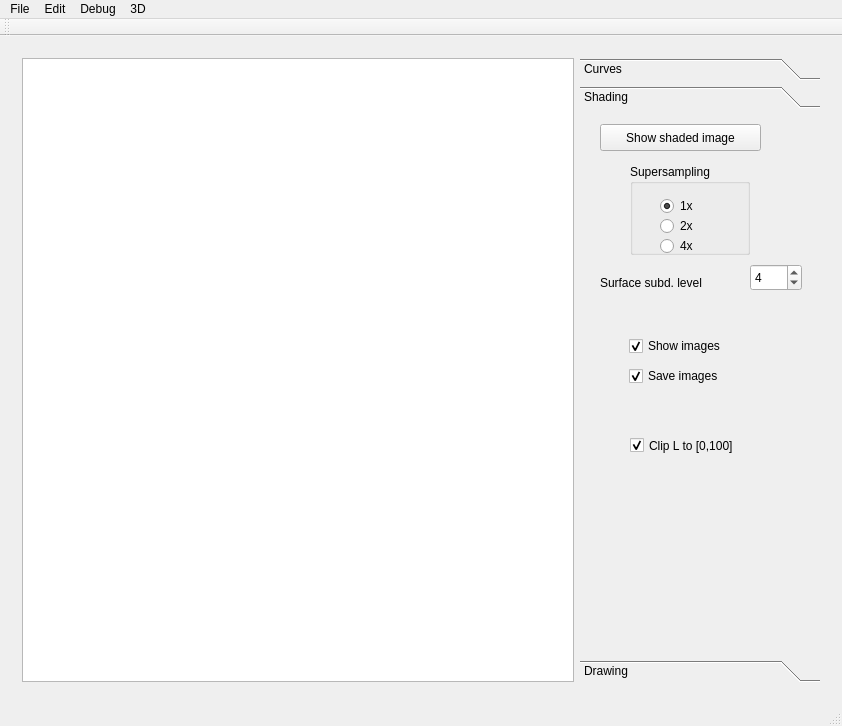
Qt form mainwindow.ui (ftasse/ShadingCurves) before a commit.
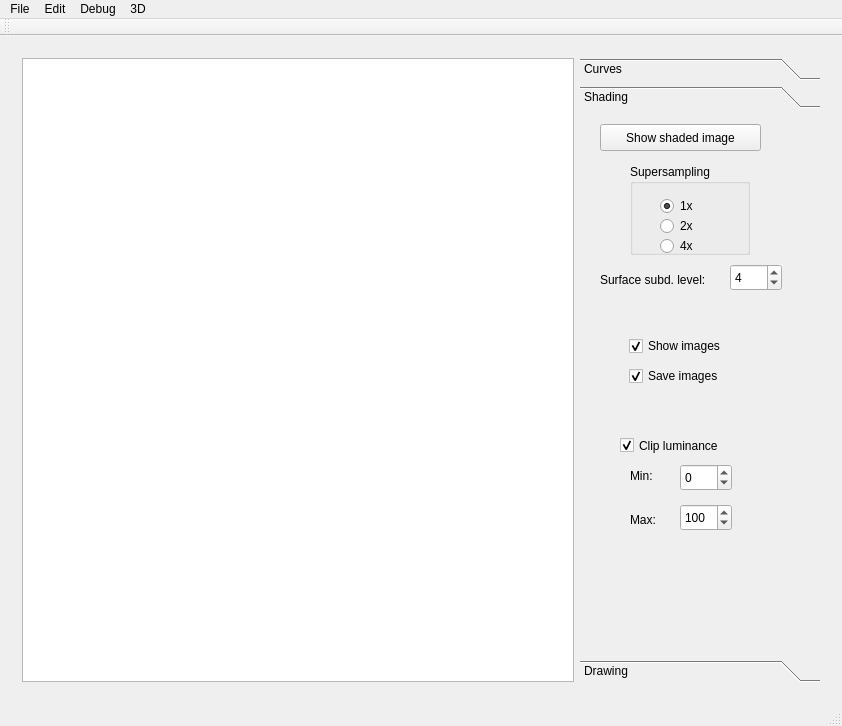
The same form after that commit. Custom widgets are drawn as their Qt base class.

Commit message: Luminance clipping controls

```diff
--- a/mainwindow.ui
+++ b/mainwindow.ui
@@ -445,7 +445,7 @@
           <widget class="QSpinBox" name="spinBoxSubd">
            <property name="geometry">
             <rect>
-             <x>170</x>
+             <x>150</x>
              <y>150</y>
              <width>52</width>
              <height>27</height>
@@ -462,31 +462,89 @@
            <property name="geometry">
             <rect>
              <x>20</x>
-             <y>160</y>
+             <y>150</y>
              <width>131</width>
-             <height>17</height>
+             <height>31</height>
             </rect>
            </property>
            <property name="text">
-            <string>Surface subd. level</string>
+            <string>Surface subd. level:</string>
            </property>
           </widget>
           <widget class="QCheckBox" name="clipping">
            <property name="geometry">
             <rect>
-             <x>50</x>
+             <x>40</x>
              <y>320</y>
-             <width>141</width>
+             <width>131</width>
              <height>23</height>
             </rect>
            </property>
            <property name="text">
-            <string>Clip L to [0,100]</string>
+            <string>Clip luminance</string>
            </property>
            <property name="checked">
             <bool>true</bool>
            </property>
           </widget>
+          <widget class="QSpinBox" name="clipMin">
+           <property name="geometry">
+            <rect>
+             <x>100</x>
+             <y>350</y>
+             <width>52</width>
+             <height>27</height>
+            </rect>
+           </property>
+           <property name="minimum">
+            <number>-100</number>
+           </property>
+           <property name="maximum">
+            <number>100</number>
+           </property>
+          </widget>
+          <widget class="QLabel" name="label_8">
+           <property name="geometry">
+            <rect>
+             <x>50</x>
+             <y>346</y>
+             <width>41</width>
+             <height>31</height>
+            </rect>
+           </property>
+           <property name="text">
+            <string>Min:</string>
+           </property>
+          </widget>
+          <widget class="QLabel" name="label_9">
+           <property name="geometry">
+            <rect>
+             <x>50</x>
+             <y>390</y>
+             <width>41</width>
+             <height>31</height>
+            </rect>
+           </property>
+           <property name="text">
+            <string>Max:</string>
+           </property>
+          </widget>
+          <widget class="QSpinBox" name="clipMax">
+           <property name="geometry">
+            <rect>
+             <x>100</x>
+             <y>390</y>
+             <width>52</width>
+             <height>27</height>
+            </rect>
+           </property>
+           <property name="maximum">
+            <number>255</number>
+           </property>
+           <property name="value">
+            <number>100</number>
+           </property>
+          </widget>
          </widget>
          <widget class="QWidget" name="drawing_toolbox">
           <property name="geometry">
```
The commit also changes 5 other files.
